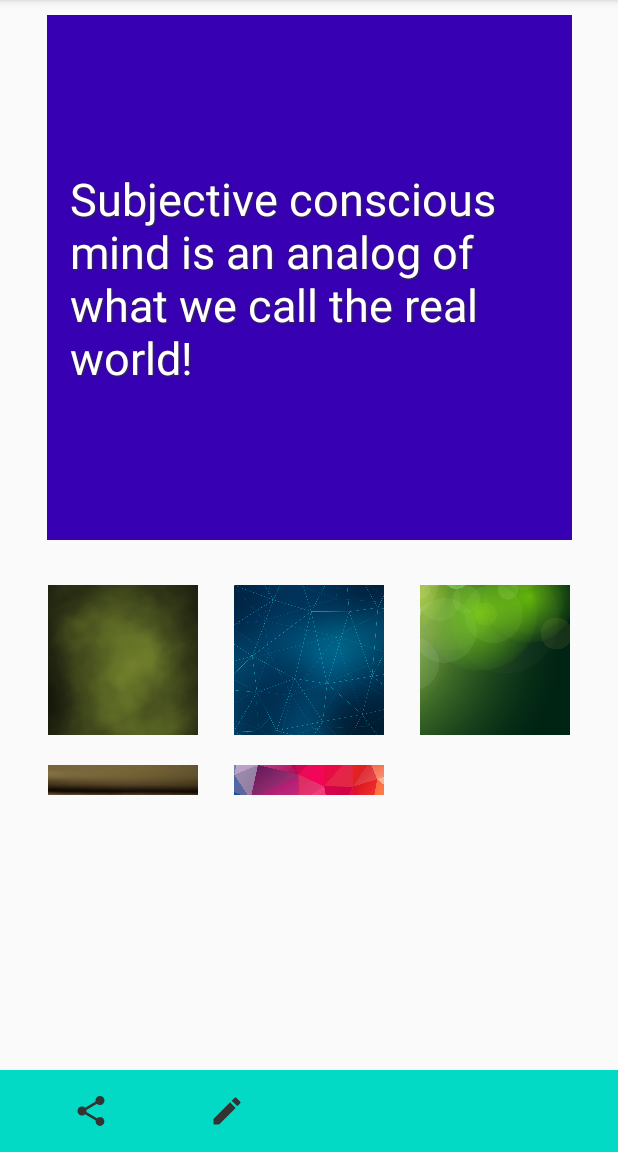
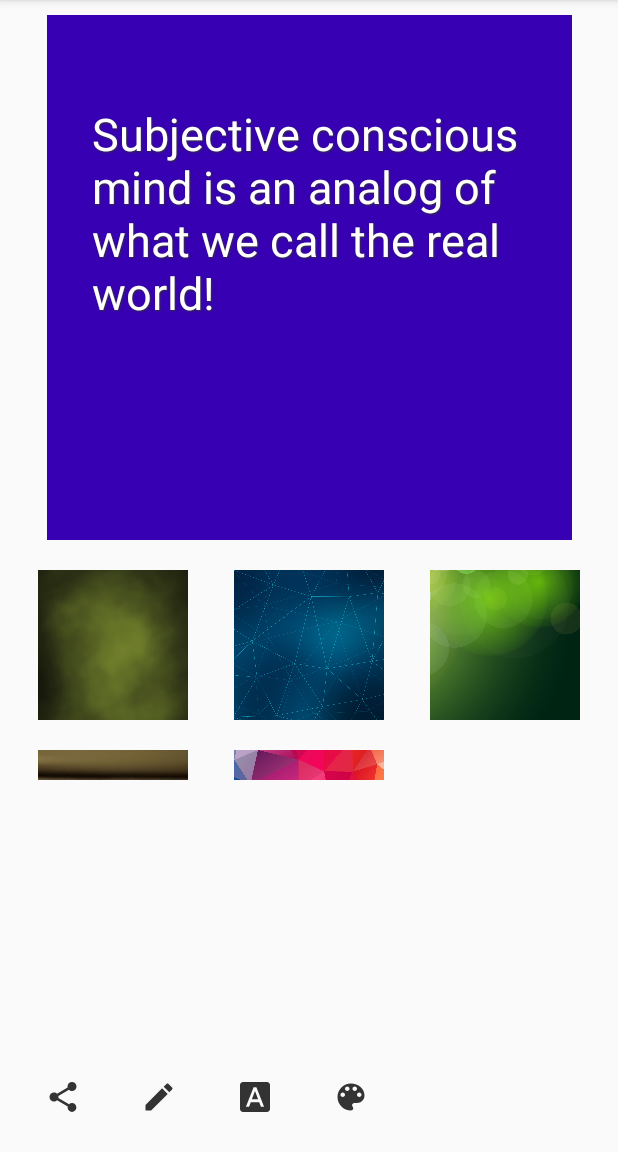
Before and after one commit to jessejohnson/quottable, an Android app: the screen it shows after launch (QuoteActivity), on a phone screen of 412 x 824 dp, the part 84-1236 px from its top. Run offline under Robolectric (Android 15) with nearby library versions, the phone set to English and light mode, and no system bars.

Commit message:
Add font and colour buttons

```diff
--- /dev/null
+++ b/app/src/main/res/drawable/ic_color_black.xml
@@ -0,0 +1,5 @@
+<vector android:height="24dp" android:tint="#333333"
+    android:viewportHeight="24.0" android:viewportWidth="24.0"
+    android:width="24dp" xmlns:android="http://schemas.android.com/apk/res/android">
+    <path android:fillColor="#FF000000" android:pathData="M12,3c-4.97,0 -9,4.03 -9,9s4.03,9 9,9c0.83,0 1.5,-0.67 1.5,-1.5 0,-0.39 -0.15,-0.74 -0.39,-1.01 -0.23,-0.26 -0.38,-0.61 -0.38,-0.99 0,-0.83 0.67,-1.5 1.5,-1.5L16,16c2.76,0 5,-2.24 5,-5 0,-4.42 -4.03,-8 -9,-8zM6.5,12c-0.83,0 -1.5,-0.67 -1.5,-1.5S5.67,9 6.5,9 8,9.67 8,10.5 7.33,12 6.5,12zM9.5,8C8.67,8 8,7.33 8,6.5S8.67,5 9.5,5s1.5,0.67 1.5,1.5S10.33,8 9.5,8zM14.5,8c-0.83,0 -1.5,-0.67 -1.5,-1.5S13.67,5 14.5,5s1.5,0.67 1.5,1.5S15.33,8 14.5,8zM17.5,12c-0.83,0 -1.5,-0.67 -1.5,-1.5S16.67,9 17.5,9s1.5,0.67 1.5,1.5 -0.67,1.5 -1.5,1.5z"/>
+</vector>
--- /dev/null
+++ b/app/src/main/res/drawable/ic_font_black.xml
@@ -0,0 +1,5 @@
+<vector android:height="24dp" android:tint="#333333"
+    android:viewportHeight="24.0" android:viewportWidth="24.0"
+    android:width="24dp" xmlns:android="http://schemas.android.com/apk/res/android">
+    <path android:fillColor="#FF000000" android:pathData="M9.93,13.5h4.14L12,7.98zM20,2L4,2c-1.1,0 -2,0.9 -2,2v16c0,1.1 0.9,2 2,2h16c1.1,0 2,-0.9 2,-2L22,4c0,-1.1 -0.9,-2 -2,-2zM15.95,18.5l-1.14,-3L9.17,15.5l-1.12,3L5.96,18.5l5.11,-13h1.86l5.11,13h-2.09z"/>
+</vector>
--- a/app/src/main/res/layout/activity_quote.xml
+++ b/app/src/main/res/layout/activity_quote.xml
@@ -34,7 +34,7 @@
             android:layout_height="wrap_content"
             android:text="@string/default_quote"
             android:textSize="@dimen/textLarge"
-            android:padding="@dimen/paddingSmall"
+            android:padding="@dimen/paddingLarge"
             android:textColor="@color/white"
             android:background="@color/transparent"
             android:shadowColor="@color/black"
@@ -46,6 +46,7 @@
             app:layout_constraintLeft_toLeftOf="@id/ivBackground"
             app:layout_constraintRight_toRightOf="@id/ivBackground"
             app:layout_constraintTop_toTopOf="@id/ivBackground"
+            app:layout_constraintVertical_bias="0.2"
             android:importantForAutofill="no"
             android:inputType="textMultiLine"
             tools:ignore="LabelFor" />
@@ -55,7 +56,7 @@
         android:id="@+id/lvGallery"
         android:layout_width="match_parent"
         android:layout_height="@dimen/galleryHeight"
-        android:layout_margin="@dimen/marginLarge"
+        android:layout_margin="@dimen/marginSmall"
         android:numColumns="3"
         android:scrollbars="none"
         android:gravity="center"
@@ -68,24 +69,41 @@
         android:layout_width="match_parent"
         android:layout_height="wrap_content"
         android:orientation="horizontal"
-        android:background="@color/colorAccent"
+        android:background="@color/transparent"
+        android:layout_margin="@dimen/marginSmall"
         android:layout_gravity="bottom"
-        android:weightSum="5"
-        android:padding="@dimen/paddingSmall"
         app:layout_constraintBottom_toBottomOf="parent">
-        <ImageView
+        <ImageButton
             android:id="@+id/ivShare"
             android:layout_width="wrap_content"
             android:layout_height="wrap_content"
+            style="@style/Widget.AppCompat.Button.ButtonBar.AlertDialog"
             android:src="@drawable/ic_share_black"
-            android:layout_weight="1"
-            android:contentDescription="@string/share_content_description" />
-        <ImageView
+            android:contentDescription="@string/share_tooltip"
+            android:tooltipText="@string/share_tooltip"/>
+        <ImageButton
             android:id="@+id/ivEdit"
             android:layout_width="wrap_content"
             android:layout_height="wrap_content"
+            style="@style/Widget.AppCompat.Button.ButtonBar.AlertDialog"
             android:src="@drawable/ic_edit_black"
-            android:layout_weight="1"
-            android:contentDescription="@string/share_content_description" />
+            android:contentDescription="@string/edit_tooltip"
+            android:tooltipText="@string/edit_tooltip"/>
+        <ImageButton
+            android:id="@+id/ivFont"
+            android:layout_width="wrap_content"
+            android:layout_height="wrap_content"
+            style="@style/Widget.AppCompat.Button.ButtonBar.AlertDialog"
+            android:src="@drawable/ic_font_black"
+            android:contentDescription="@string/fonts_tooltip"
+            android:tooltipText="@string/fonts_tooltip"/>
+        <ImageButton
+            android:id="@+id/ivColor"
+            android:layout_width="wrap_content"
+            android:layout_height="wrap_content"
+            style="@style/Widget.AppCompat.Button.ButtonBar.AlertDialog"
+            android:src="@drawable/ic_color_black"
+            android:contentDescription="@string/colors_tooltip"
+            android:tooltipText="@string/colors_tooltip"/>
     </LinearLayout>
 </androidx.constraintlayout.widget.ConstraintLayout>
--- a/app/src/main/res/values/dimen.xml
+++ b/app/src/main/res/values/dimen.xml
@@ -5,6 +5,7 @@
     <dimen name="marginSmall">10dp</dimen>
     <dimen name="marginLarge">20dp</dimen>
     <dimen name="paddingSmall">15dp</dimen>
+    <dimen name="paddingLarge">30dp</dimen>
     <dimen name="galleryHeight">150dp</dimen>
     <dimen name="galleryItemSide">120dp</dimen>
 </resources>
--- a/app/src/main/res/values/strings.xml
+++ b/app/src/main/res/values/strings.xml
@@ -1,7 +1,10 @@
 <resources>
     <string name="app_name">Quottable</string>
-    <string name="quote_content_description">quote</string>
-    <string name="share_content_description">share</string>
     <string name="default_quote">Subjective conscious mind is an analog of what we call the real world!</string>
     <string name="title_quote_activity">Quote with Quottable</string>
+    <string name="share_tooltip">Share Image</string>
+    <string name="edit_tooltip">Toggle Edit</string>
+    <string name="fonts_tooltip">Cycle Fonts</string>
+    <string name="colors_tooltip">Cycle Colours</string>
+    <string name="quote_content_description">Quote</string>
 </resources>
```
